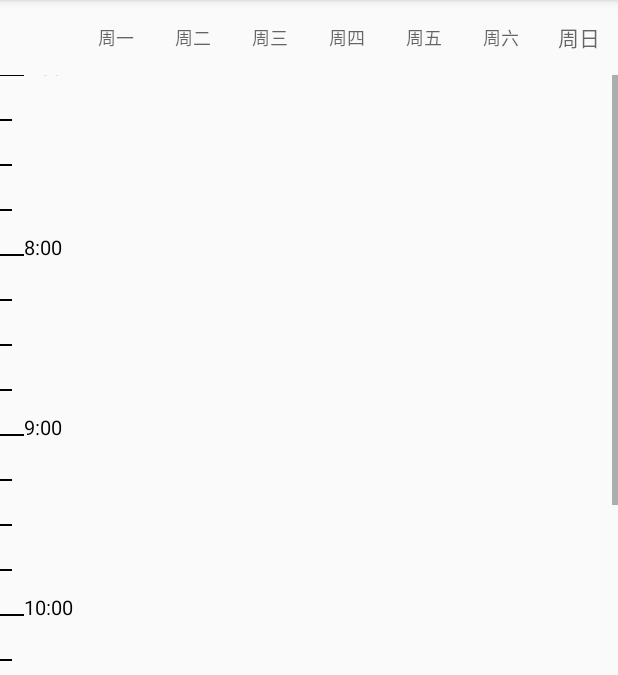
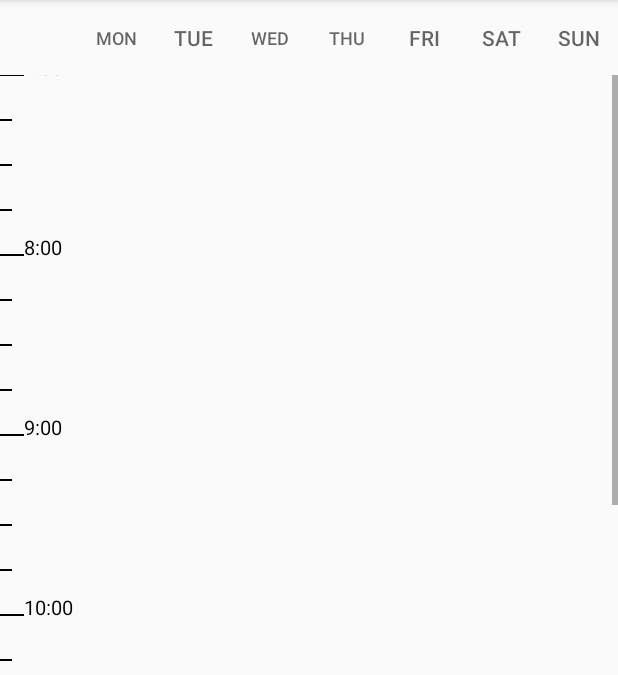
Before and after one commit to viseator/EmotionProject, an Android app: the DetailActivity screen opened directly, with no data from a screen before it, on a phone screen of 412 x 824 dp, the part 84-759 px from its top. Run offline under Robolectric (Android 15) with nearby library versions, the phone set to English and light mode, and no system bars; our stand-ins replace ButterKnife; 4 statements that could not run were skipped.

Commit message:
dialog Location

```diff
--- a/app/src/main/java/com/viseator/emotionproject/DetailActivity.java
+++ b/app/src/main/java/com/viseator/emotionproject/DetailActivity.java
@@ -4,7 +4,9 @@ import android.os.Bundle;
 import android.support.annotation.Nullable;
 import android.support.design.widget.AppBarLayout;
 import android.support.design.widget.TabLayout;
+import android.util.EventLog;
 import android.util.Log;
+import android.view.MotionEvent;
 import android.view.View;
 import android.view.Window;
 import android.view.WindowManager;
@@ -22,7 +24,10 @@ public class DetailActivity extends BaseActivity{
     private DetailView detailView;
     private TabLayout tabLayout;
     private float  dY;
+    private float mY;
     private int dNum;
+
+
     @Override
     public void onCreate(@Nullable Bundle savedInstanceState) {
         super.onCreate(savedInstanceState);
@@ -53,9 +58,10 @@ public class DetailActivity extends BaseActivity{
         detailView.setItemSelectListener(new DetailView.OnItemSelectListener(){
 
             @Override
-            public void OnItemSelect(float y, int num) {
+            public void OnItemSelect(float y, int num,float YP) {
                 dY=y;
                 dNum=num;
+                mY=YP;
             }
         });
         detailView.setOnLongClickListener(new View.OnLongClickListener() {
@@ -65,23 +71,21 @@ public class DetailActivity extends BaseActivity{
                 LongPressDialog dialog=new LongPressDialog(DetailActivity.this,R.style.Dialog);
                 Window window=dialog.getWindow();
                 WindowManager.LayoutParams layoutParams=window.getAttributes();
-                layoutParams.x=30;
-                int nH=detailView.getMyHeight();
-                float iH=(float) (3*1440)/ dY;
-                layoutParams.y=(int)((float)nH/iH);
+                layoutParams.x=(int)((dNum-4)*(detailView.getDistance()));
+                layoutParams.y= (int) (mY-500);
                 window.setAttributes(layoutParams);
                 dialog.show();
-                Log.w("dY；",String.valueOf(dY));
+                Log.w("mY；",String.valueOf(mY));
                 return false;
             }
         });
-        tabLayout.addTab(tabLayout.newTab().setText("周一"),false);
-        tabLayout.addTab(tabLayout.newTab().setText("周二"),false);
-        tabLayout.addTab(tabLayout.newTab().setText("周三"),false);
-        tabLayout.addTab(tabLayout.newTab().setText("周四"),false);
-        tabLayout.addTab(tabLayout.newTab().setText("周五"),false);
-        tabLayout.addTab(tabLayout.newTab().setText("周六"),false);
-        tabLayout.addTab(tabLayout.newTab().setText("周日"),false);
+        tabLayout.addTab(tabLayout.newTab().setText("MON"),false);
+        tabLayout.addTab(tabLayout.newTab().setText("TUE"),false);
+        tabLayout.addTab(tabLayout.newTab().setText("WED"),false);
+        tabLayout.addTab(tabLayout.newTab().setText("THU"),false);
+        tabLayout.addTab(tabLayout.newTab().setText("FRI"),false);
+        tabLayout.addTab(tabLayout.newTab().setText("SAT"),false);
+        tabLayout.addTab(tabLayout.newTab().setText("SUN"),false);
         tabLayout.setTabMode(TabLayout.MODE_FIXED);
 
     }
--- a/app/src/main/java/com/viseator/emotionproject/DetailView.java
+++ b/app/src/main/java/com/viseator/emotionproject/DetailView.java
@@ -27,11 +27,13 @@ public class DetailView extends View {
     private int height=wm.getDefaultDisplay().getHeight();
     private float x=distance/8;
     private OnItemSelectListener listener;
-    float xPress=0,yPress=0;
+    float xPress=0,yPress=0,mY;
     public int getMyHeight(){
         return height;
     }
-
+    public float getDistance(){
+        return distance;
+    }
     public DetailView(Context context, AttributeSet attributeSet){
         super(context,attributeSet);
         paint=new Paint();
@@ -42,7 +44,7 @@ public class DetailView extends View {
     }
 
     public interface OnItemSelectListener{
-        void OnItemSelect(float y,int num);
+        void OnItemSelect(float y,int num,float mY);
     }
 
     public void setItemSelectListener(OnItemSelectListener listener){
@@ -87,7 +89,7 @@ public class DetailView extends View {
                             paint.setColor(Color.parseColor("#F56262"));
                             break;
                     }
-                    canvas.drawRect(distance/8+a*x+distance/40,start*3-7*60*3,distance/8+a*x+x-distance/40,end*3-7*60*3,paint);
+                    canvas.drawRoundRect(distance/8+a*x+distance/40,start*3-7*60*3,distance/8+a*x+x-distance/40,end*3-7*60*3,10,10,paint);
                 }
             }
 
@@ -122,8 +124,9 @@ public class DetailView extends View {
             case MotionEvent.ACTION_DOWN:
                 xPress=event.getX();
                 yPress=event.getY();
+                mY=event.getRawY();
                 int result=dispatchX(xPress);
-                listener.OnItemSelect(yPress,result);
+                listener.OnItemSelect(yPress,result,mY);
                 break;
 
 
--- a/app/src/main/res/layout/detail_activity.xml
+++ b/app/src/main/res/layout/detail_activity.xml
@@ -1,5 +1,6 @@
 <?xml version="1.0" encoding="utf-8"?>
 <LinearLayout xmlns:android="http://schemas.android.com/apk/res/android"
+    xmlns:app="http://schemas.android.com/apk/res-auto"
     android:layout_width="match_parent"
     android:layout_height="match_parent"
     android:orientation="vertical">
@@ -15,7 +16,8 @@
             android:layout_weight="1"
             android:layout_width="match_parent"
             android:layout_height="50dp"
-            android:id="@+id/detail_tablayout"/>
+            android:id="@+id/detail_tablayout"
+             />
     </LinearLayout>
     <ScrollView
         android:layout_width="match_parent"
@@ -26,7 +28,7 @@
             android:layout_width="match_parent"
             android:layout_height="match_parent"
             android:layout_weight="1"
-            android:id="@+id/detail_view"/>
+            android:id="@+id/detail_view" />
     </ScrollView>
 
 </LinearLayout>
--- /dev/null
+++ b/app/src/main/res/values/dimen.xml
@@ -0,0 +1,4 @@
+<?xml version="1.0" encoding="utf-8"?>
+<resources>
+    <dimen name="dimen_tab">10dp</dimen>
+</resources>
--- a/app/src/main/res/values/styles.xml
+++ b/app/src/main/res/values/styles.xml
@@ -13,5 +13,7 @@
         <item name="android:windowIsTranslucent">true</item>
         <item name="android:windowNoTitle">true</item>
     </style>
-
+    <style name="TabLayoutTextSize" parent="TextAppearance.AppCompat.Widget.ActionBar.Title">
+        <item name="android:textSize">@dimen/dimen_tab</item>
+    </style>
 </resources>
```
